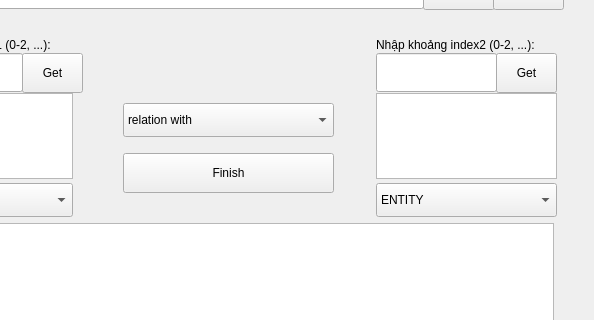
First picture: the form in AppLabelData.ui, repository vongla345/labeling_data_erd, before the edit; both pictures show x 554 to 1148 and y 81 to 401 of the 1148 by 684 pixel window.
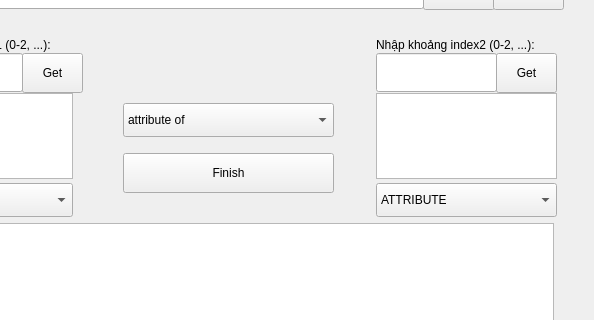
Second picture: the form after the edit.

What changed in the file:
```diff
--- a/AppLabelData.ui
+++ b/AppLabelData.ui
@@ -165,11 +165,6 @@
       <height>34</height>
      </rect>
     </property>
-    <item>
-     <property name="text">
-      <string>ENTITY</string>
-     </property>
-    </item>
     <item>
      <property name="text">
       <string>ATTRIBUTE</string>
@@ -185,11 +180,6 @@
       <height>34</height>
      </rect>
     </property>
-    <item>
-     <property name="text">
-      <string>relation with</string>
-     </property>
-    </item>
     <item>
      <property name="text">
       <string>attribute of</string>
```
Left out of the diff: 10 changed lines with no effect on the pictures.
